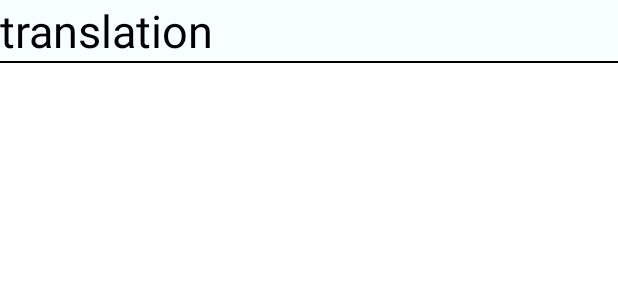
After one commit to MuroPlankton/CSVCompanionApp, an Android app: the layout library_content_list_row.xml on its own in the app's theme, with its tools: preview values and no code run, on a phone screen of 412 x 824 dp. The commit adds this screen. Shown: the top 300 px of the screen. Run offline under Robolectric (Android 15) with nearby library versions, the phone set to English and light mode, and no system bars.

Commit message:
Made adapter for libraries content and can now save languages to realm

```diff
--- a/app/src/main/AndroidManifest.xml
+++ b/app/src/main/AndroidManifest.xml
@@ -5,6 +5,7 @@
     >
 
     <application
+        android:name=".app.CSVCompanionApp"
         android:allowBackup="true"
         android:icon="@mipmap/ic_launcher"
         android:label="@string/app_name"
--- /dev/null
+++ b/app/src/main/java/com/choicely/csvcompanion/IntentKeys.java
@@ -0,0 +1,5 @@
+package com.choicely.csvcompanion;
+
+public class IntentKeys {
+    public static final String TRANSLATION_ID = "translation_id";
+}
--- /dev/null
+++ b/app/src/main/res/layout/library_content_list_row.xml
@@ -0,0 +1,26 @@
+<?xml version="1.0" encoding="utf-8"?>
+<LinearLayout
+    xmlns:android="http://schemas.android.com/apk/res/android"
+    xmlns:tools="http://schemas.android.com/tools"
+    android:layout_width="match_parent"
+    android:layout_height="wrap_content"
+    android:orientation="vertical"
+    >
+
+    <TextView
+        android:id="@+id/content_row"
+        android:layout_width="match_parent"
+        android:layout_height="wrap_content"
+        android:textColor="@color/black"
+        android:textSize="30sp"
+        tools:text="translation"
+        android:background="#F7FFFF"
+        />
+
+    <View
+        android:layout_width="wrap_content"
+        android:layout_height="1dp"
+        android:background="@color/black"
+/>
+
+</LinearLayout>
--- a/app/src/main/res/layout/library_list_row.xml
+++ b/app/src/main/res/layout/library_list_row.xml
@@ -2,7 +2,7 @@
 <LinearLayout xmlns:android="http://schemas.android.com/apk/res/android"
     xmlns:tools="http://schemas.android.com/tools"
     android:layout_width="match_parent"
-    android:layout_height="match_parent"
+    android:layout_height="wrap_content"
     android:orientation="vertical">
 
     <TextView
```
Also changed, not shown: app/src/main/java/com/choicely/csvcompanion/LanguageData.java (added, +20 -0 lines), app/src/main/java/com/choicely/csvcompanion/LibraryActivity.java (+83 -53 lines), app/src/main/java/com/choicely/csvcompanion/LibraryContentAdapter.java (added, +72 -0 lines), app/src/main/java/com/choicely/csvcompanion/LibraryData.java (+10 -0 lines), app/src/main/res/layout/activity_library_profile.xml (+13 -10 lines).
